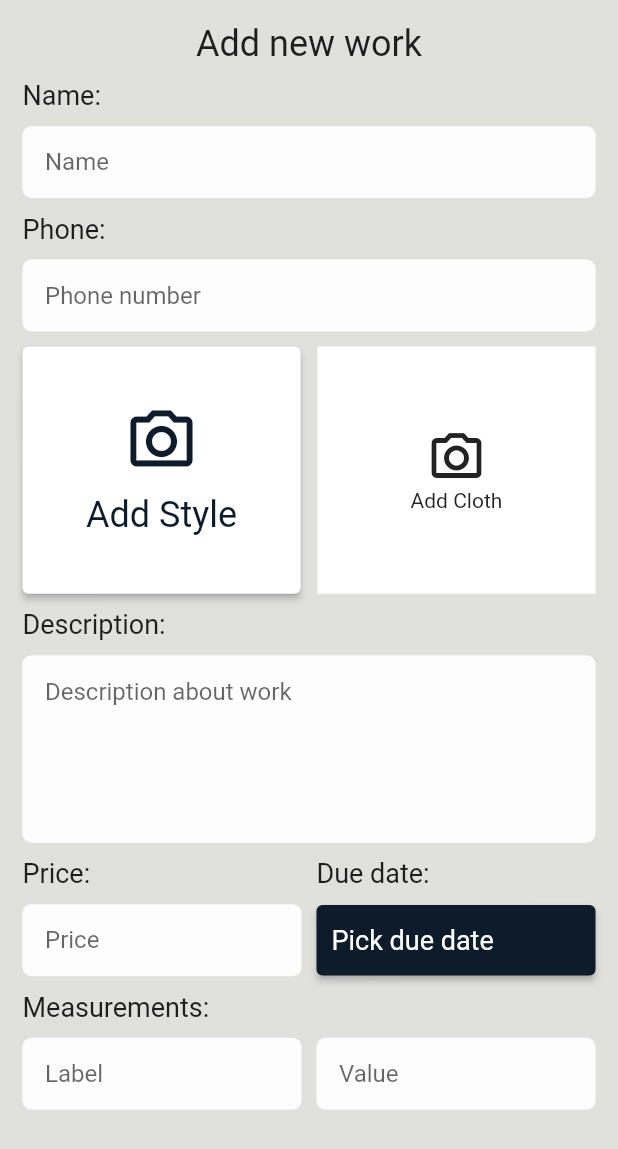
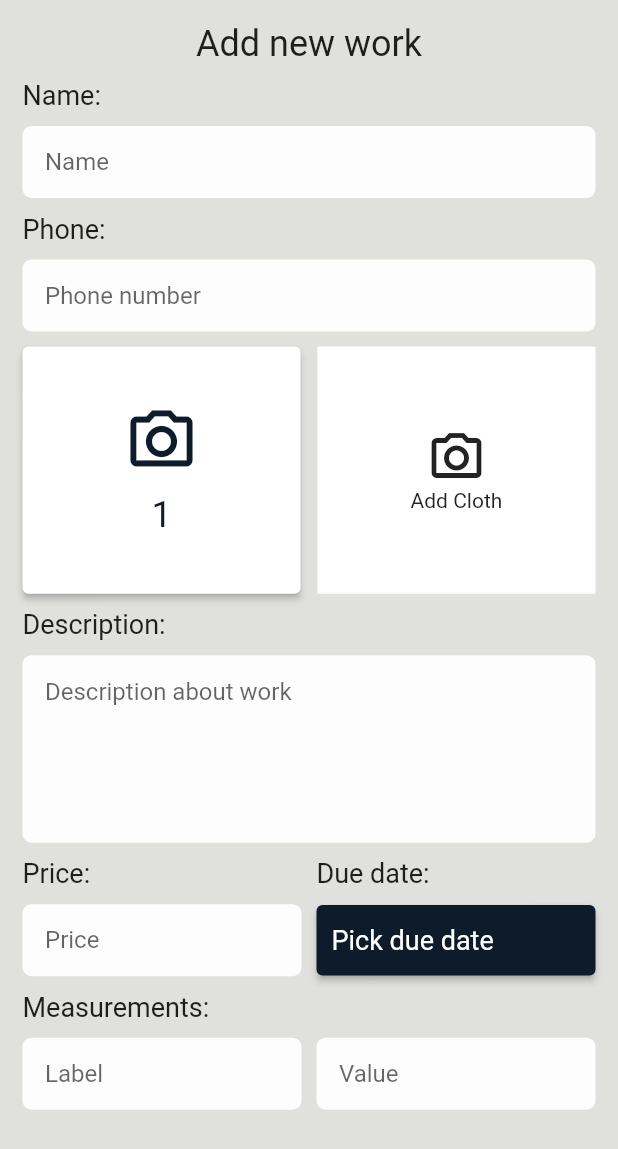
Before and after one commit to Genics85/tailor-app, a Flutter app: the AddPage screen opened directly, after a tap on "Add Cloth", on a phone screen of 412 x 824 dp. Shown: the top 1149 px of the screen. Run offline on Flutter 3.47's test engine with Material 2 defaults, Android fonts, the phone set to English and light mode, and no system bars; our stand-ins replace image_picker; network calls fail.

Commit message:
all variables and functions taken out of the builcontext

```diff
--- a/lib/screens/add_page.dart
+++ b/lib/screens/add_page.dart
@@ -18,9 +18,14 @@ class _AddPageState extends State<AddPage> {
   final TextEditingController _descriptionController = TextEditingController();
   final TextEditingController _labelController = TextEditingController();
   final TextEditingController _valueController = TextEditingController();
-  @override
-  Widget build(BuildContext context) {
-    Size size = MediaQuery.of(context).size;
+
+  int counter = 0;
+  void increaseCounter() {
+    setState(() {
+      counter++;
+    });
+    debugPrint("clicked");
+  }
 
   File? stylePic;
   File? clothPic;
@@ -69,6 +74,10 @@ class _AddPageState extends State<AddPage> {
     debugPrint("###########################################");
     debugPrint((clothPic == null).toString());
   }
+
+  @override
+  Widget build(BuildContext context) {
+    Size size = MediaQuery.of(context).size;
 
     return SafeArea(
         bottom: false,
@@ -144,12 +153,12 @@ class _AddPageState extends State<AddPage> {
                                 backgroundColor: Colors.white,
                                 padding: const EdgeInsets.symmetric(
                                     horizontal: 10, vertical: 10),
-                                textStyle: const TextStyle(
+                                textStyle: TextStyle(
                                   fontSize: 24,
                                 )),
                             child: stylePic == null
                                 ? Column(
-                                    children: const [
+                                    children: [
                                       Icon(
                                         Icons.camera_alt_outlined,
                                         size: 50,
@@ -157,12 +166,12 @@ class _AddPageState extends State<AddPage> {
                                       SizedBox(
                                         height: 10,
                                       ),
-                                      Text("Add Style")
+                                      Text(counter.toString())
                                     ],
                                   )
                                 : Image.file(stylePic!)),
                         GestureDetector(
-                          onTap: pickCloth,
+                          onTap: increaseCounter,
                           child: Container(
                             width: size.width * 0.45,
                             height: size.height * 0.20,
```
Also changed, not shown: lib/main.dart (line endings or trailing spaces). Lines whose indentation alone changed are shown as unchanged.
